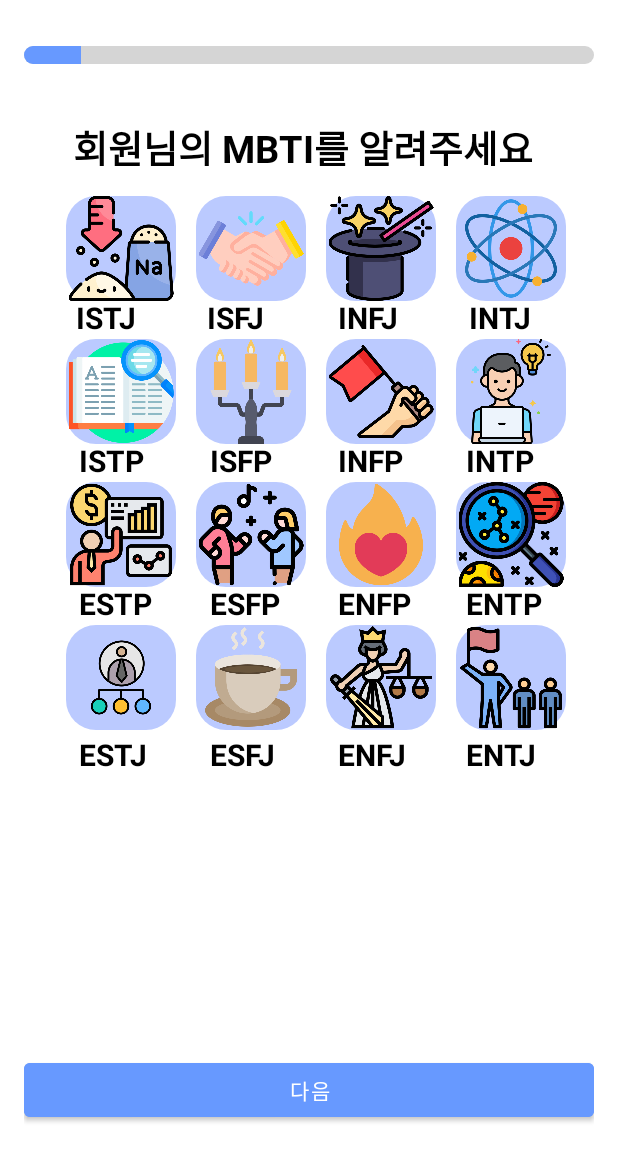
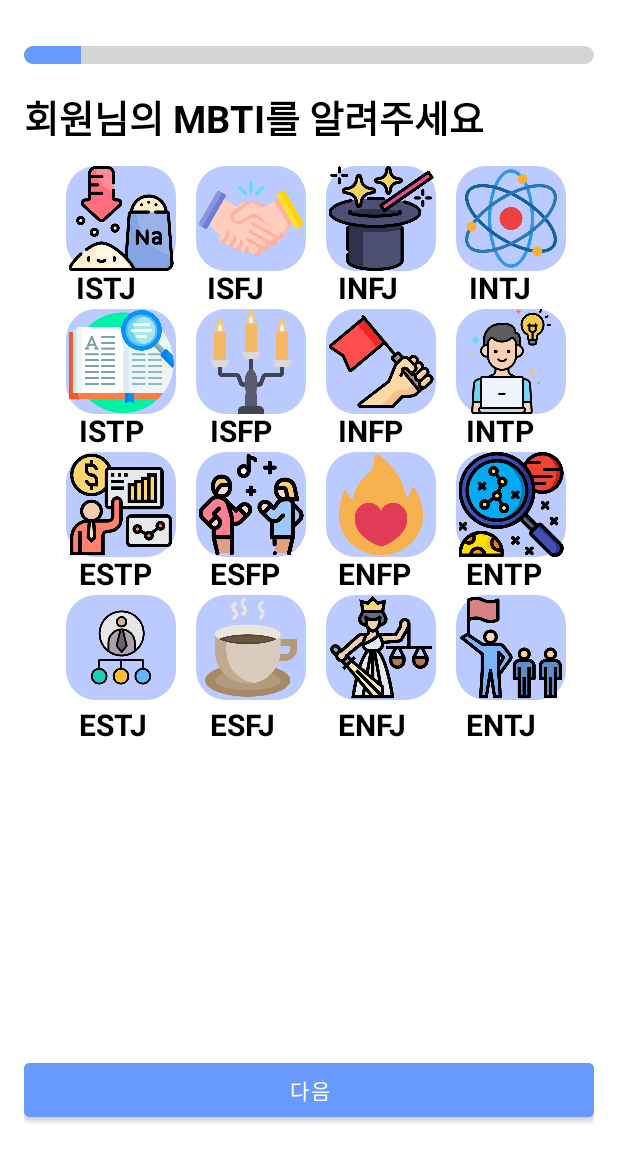
Before and after one commit to Half-Study/SiFi, an Android app: the fragment MBTIFragment placed in its activity, on a phone screen of 412 x 824 dp, the part 86-1236 px from its top. Run offline under Robolectric (Android 15) with nearby library versions, the phone set to English and light mode, and no system bars; our stand-ins replace RxJava.

Commit message:
feat: hobby fragment 합체

```diff
--- /dev/null
+++ b/app/src/main/java/com/example/sifi/profileaddsetting/HobbyFragment.kt
@@ -0,0 +1,17 @@
+package com.example.sifi.profileaddsetting
+
+import android.os.Bundle
+import android.view.LayoutInflater
+import android.view.View
+import android.view.ViewGroup
+import androidx.fragment.app.Fragment
+import com.example.sifi.R
+
+class HobbyFragment: Fragment() {
+    override fun onCreateView(inflater: LayoutInflater, container: ViewGroup?, savedInstanceState: Bundle?): View? {
+        val view = inflater.inflate(R.layout.fragment_hobby, container, false)
+        // fragment1.xml과 연결해줌
+
+        return view
+    }
+}
--- a/app/src/main/java/com/example/sifi/profileaddsetting/ProfileSettingActivity.kt
+++ b/app/src/main/java/com/example/sifi/profileaddsetting/ProfileSettingActivity.kt
@@ -20,7 +20,8 @@ class ProfileSettingActivity : AppCompatActivity() {
     private val fragmentList: List<Fragment> = listOf(
         RegionFragment(),
         NicknameFragment(),
-        MBTIFragment()
+        HobbyFragment(),
+        MBTIFragment(),
     )
 
     private lateinit var nextBtn: Button
--- a/app/src/main/res/layout/fragment_mbti.xml
+++ b/app/src/main/res/layout/fragment_mbti.xml
@@ -6,37 +6,31 @@
     android:orientation="vertical"
     tools:context=".profileaddsetting.MBTIFragment">
 
-    <LinearLayout
+
+    <TextView
         android:layout_width="match_parent"
-        android:layout_height="wrap_content"
-        android:orientation="vertical"
-        android:layout_marginBottom="20dp">
+        android:layout_height="32dp"
+        android:text="회원님의 MBTI를 알려주세요"
+        android:textColor="@color/black"
+        android:layout_marginBottom="20dp"
+        android:textSize="25sp"
+        android:textStyle="bold" />
 
-        <TextView
-            android:layout_width="314dp"
-            android:layout_height="32dp"
-            android:layout_gravity="center_horizontal"
-            android:layout_marginTop="20dp"
-            android:text="회원님의 MBTI를 알려주세요"
-            android:textColor="@color/black"
-            android:textSize="25sp"
-            android:textStyle="bold" />
-    </LinearLayout>
 
     <LinearLayout
         android:layout_width="match_parent"
         android:layout_height="wrap_content"
-        android:orientation="horizontal"
-        android:gravity="center" >
+        android:gravity="center"
+        android:orientation="horizontal">
 
         <ImageButton
             android:layout_width="73dp"
             android:layout_height="70dp"
             android:layout_marginLeft="10dp"
             android:background="@drawable/roundbutton"
+            android:contentDescription="ISTJ"
             android:scaleType="fitCenter"
-            android:src="@drawable/istj"
-            android:contentDescription="ISTJ" />
+            android:src="@drawable/istj" />
 
         <ImageButton
             android:layout_width="73dp"
@@ -67,9 +61,9 @@
     <LinearLayout
         android:layout_width="match_parent"
         android:layout_height="wrap_content"
-        android:orientation="horizontal"
+        android:layout_marginBottom="5dp"
         android:gravity="center"
-        android:layout_marginBottom="5dp">
+        android:orientation="horizontal">
 
         <TextView
             android:layout_width="73dp"
@@ -115,8 +109,8 @@
     <LinearLayout
         android:layout_width="match_parent"
         android:layout_height="wrap_content"
-        android:orientation="horizontal"
-        android:gravity="center" >
+        android:gravity="center"
+        android:orientation="horizontal">
 
         <ImageButton
             android:layout_width="73dp"
@@ -155,9 +149,9 @@
     <LinearLayout
         android:layout_width="match_parent"
         android:layout_height="wrap_content"
-        android:orientation="horizontal"
+        android:layout_marginBottom="5dp"
         android:gravity="center"
-        android:layout_marginBottom="5dp" >
+        android:orientation="horizontal">
 
         <TextView
             android:layout_width="73dp"
@@ -204,8 +198,8 @@
     <LinearLayout
         android:layout_width="match_parent"
         android:layout_height="wrap_content"
-        android:orientation="horizontal"
-        android:gravity="center" >
+        android:gravity="center"
+        android:orientation="horizontal">
 
         <ImageButton
             android:layout_width="73dp"
@@ -243,9 +237,9 @@
     <LinearLayout
         android:layout_width="match_parent"
         android:layout_height="wrap_content"
-        android:orientation="horizontal"
+        android:layout_marginBottom="5dp"
         android:gravity="center"
-        android:layout_marginBottom="5dp" >
+        android:orientation="horizontal">
 
         <TextView
             android:layout_width="73dp"
@@ -292,9 +286,9 @@
     <LinearLayout
         android:layout_width="match_parent"
         android:layout_height="wrap_content"
-        android:orientation="horizontal"
+        android:layout_marginBottom="5dp"
         android:gravity="center"
-        android:layout_marginBottom="5dp" >
+        android:orientation="horizontal">
 
         <ImageButton
             android:layout_width="73dp"
@@ -333,9 +327,9 @@
     <LinearLayout
         android:layout_width="match_parent"
         android:layout_height="wrap_content"
-        android:orientation="horizontal"
+        android:layout_marginBottom="5dp"
         android:gravity="center"
-        android:layout_marginBottom="5dp" >
+        android:orientation="horizontal">
 
         <TextView
             android:layout_width="73dp"
--- a/app/src/main/res/layout/fragment_nickname.xml
+++ b/app/src/main/res/layout/fragment_nickname.xml
@@ -12,6 +12,7 @@
         android:layout_width="match_parent"
         android:layout_height="wrap_content"
         android:text="@string/nickname_fragment_title"
+        android:textColor="@color/black"
         android:textSize="30sp"
         android:textStyle="bold"
         android:layout_marginBottom="100dp"/>
--- a/app/src/main/res/layout/fragment_region.xml
+++ b/app/src/main/res/layout/fragment_region.xml
@@ -11,6 +11,7 @@
         android:layout_width="match_parent"
         android:layout_height="wrap_content"
         android:text="@string/activityRegion_fragment_title"
+        android:textColor="@color/black"
         android:textSize="30sp"
         android:textStyle="bold" />
     <TextView
```
Also changed, not shown: app/src/main/res/drawable/roundcorner.xml (added, +22 -0 lines), app/src/main/res/layout/fragment_hobby.xml (added, +245 -0 lines), app/src/main/res/values/strings.xml (+28 -0 lines).
